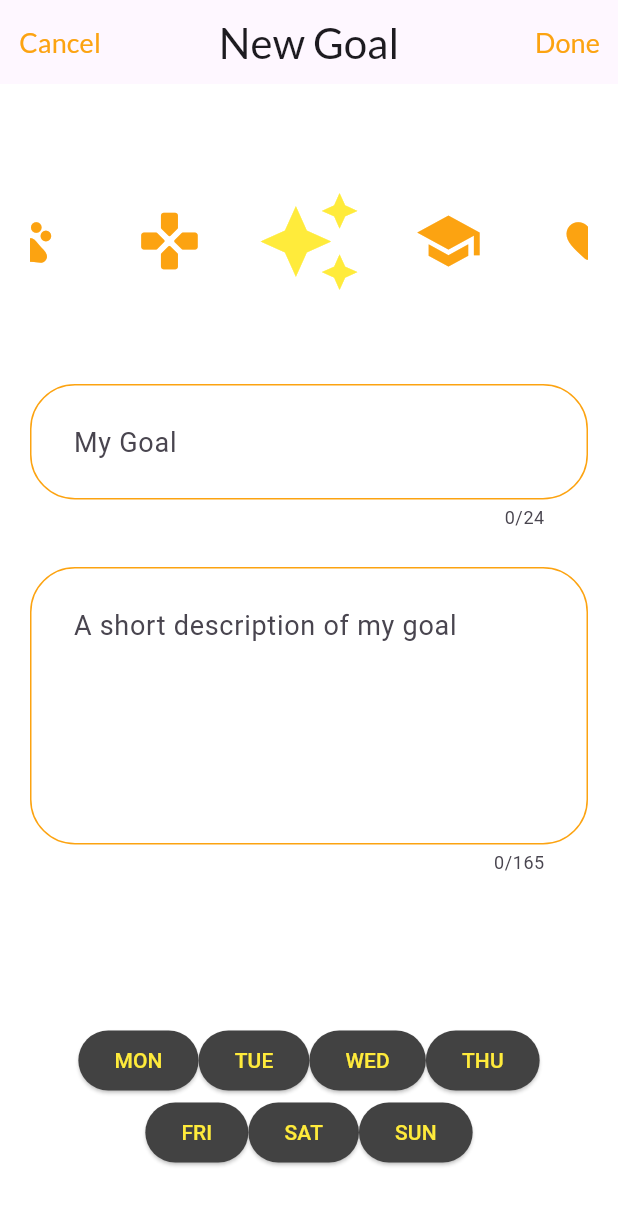
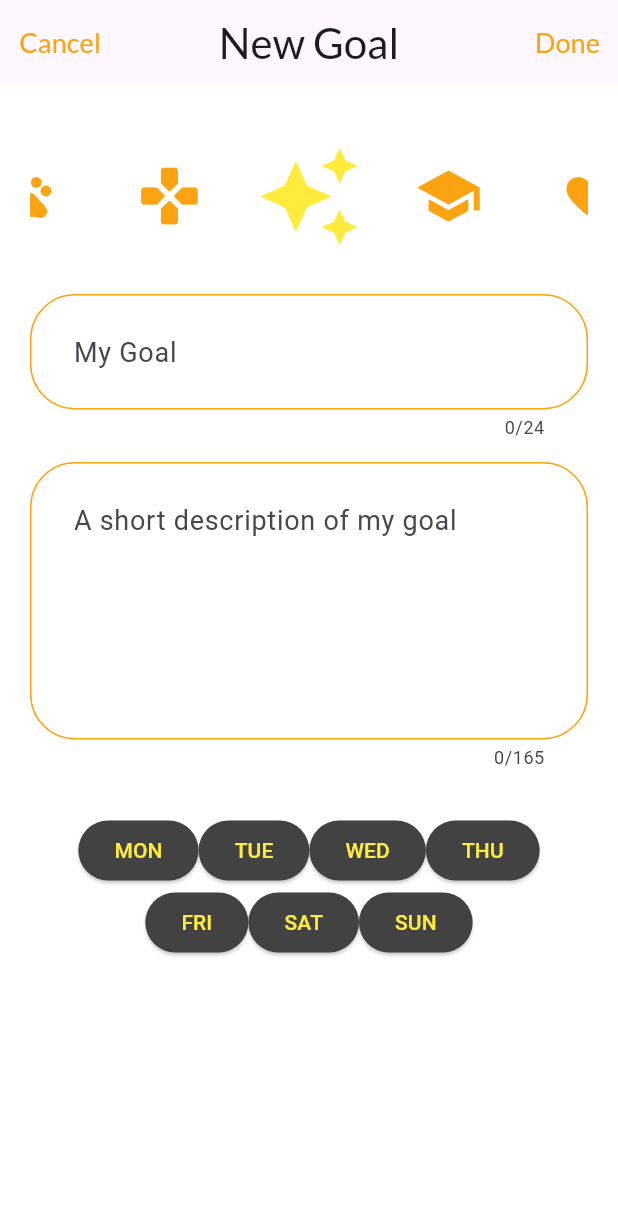
Before and after one commit to ViiSall/Fundamental-of-Mobile-Development, a Flutter app: the screen it shows after launch, after a tap on the "add" icon, on a phone screen of 412 x 824 dp. Shown: the top 1205 px of the screen. Run offline on Flutter 3.47's test engine with Material 3 defaults, Android fonts, the light colour scheme and no system bars; drawn by our look-alikes of carousel_slider; our stand-ins replace firebase_core, firebase_messaging, flutter_heatmap_calendar, flutter_slidable, google_fonts, sqflite; accounts and stored records are empty.

Commit message:
Add some animation on splash and home screens.

```diff
--- /dev/null
+++ b/personal_project/lib/components/bouncing_floating_action_button.dart
@@ -0,0 +1,68 @@
+import 'package:flutter/material.dart';
+
+class BouncingFloatingActionButton extends StatefulWidget {
+  final VoidCallback onPressed;
+  final String tooltip;
+  final IconData icon;
+  final Color backgroundColor;
+
+  const BouncingFloatingActionButton({
+    super.key,
+    required this.onPressed,
+    required this.tooltip,
+    required this.icon,
+    required this.backgroundColor,
+  });
+
+  @override
+  State<BouncingFloatingActionButton> createState() =>
+      _BouncingFloatingActionButtonState();
+}
+
+class _BouncingFloatingActionButtonState
+    extends State<BouncingFloatingActionButton>
+    with SingleTickerProviderStateMixin {
+  late AnimationController _controller;
+  late Animation<double> _animation;
+
+  @override
+  void initState() {
+    super.initState();
+    _controller = AnimationController(
+      vsync: this,
+      duration: const Duration(milliseconds: 300),
+      lowerBound: 0.0,
+      upperBound: 0.1,
+    );
+    _animation = Tween<double>(begin: 0.8, end: 1.1).animate(
+      CurvedAnimation(parent: _controller, curve: Curves.easeInOut),
+    );
+  }
+
+  @override
+  void dispose() {
+    _controller.dispose();
+    super.dispose();
+  }
+
+  @override
+  Widget build(BuildContext context) {
+    return GestureDetector(
+      onTapDown: (_) => _controller.forward(),
+      onTapUp: (_) {
+        _controller.reverse();
+        widget.onPressed();
+      },
+      onTapCancel: () => _controller.reverse(),
+      child: ScaleTransition(
+        scale: _animation,
+        child: FloatingActionButton(
+          onPressed: widget.onPressed,
+          backgroundColor: widget.backgroundColor,
+          tooltip: widget.tooltip,
+          child: Icon(widget.icon, size: 32),
+        ),
+      ),
+    );
+  }
+}
--- a/personal_project/lib/screens/home_screen.dart
+++ b/personal_project/lib/screens/home_screen.dart
@@ -1,5 +1,6 @@
 import 'package:flutter/material.dart';
 import 'package:google_fonts/google_fonts.dart';
+import 'package:personal_project/components/bouncing_floating_action_button.dart';
 import 'package:personal_project/components/goal_list_widget.dart';
 import 'package:personal_project/providers/theme_provider.dart';
 import 'package:personal_project/theme/color_theme.dart';
@@ -14,17 +15,25 @@ class HomeScreen extends StatelessWidget {
 
     return Scaffold(
       appBar: AppBar(
+        elevation: 4,
+        backgroundColor: themeProvider.isDarkMode
+            ? ColorTheme.darkBackground
+            : ColorTheme.secondary,
         title: Text(
           'Today\'s Goals',
-          style: GoogleFonts.lato(fontSize: 28),
+          style: GoogleFonts.lato(
+            fontSize: 24,
+            color: themeProvider.isDarkMode
+                ? ColorTheme.secondary
+                : ColorTheme.darkBackground,
+          ),
         ),
         centerTitle: true,
         leading: IconButton(
-          icon: const Icon(
-            Icons.accessibility_new,
-            size: 32,
-            color: ColorTheme.secondary,
-          ),
+          icon: const Icon(Icons.accessibility_new, size: 28),
+          color: themeProvider.isDarkMode
+              ? ColorTheme.secondary
+              : ColorTheme.darkBackground,
           onPressed: () => Navigator.pushNamed(context, 'MyGoals'),
         ),
         actions: [
@@ -32,29 +41,35 @@ class HomeScreen extends StatelessWidget {
             children: [
               Icon(
                 themeProvider.isDarkMode ? Icons.dark_mode : Icons.light_mode,
-                color: themeProvider.isDarkMode ? ColorTheme.secondary : ColorTheme.secondary,
+                color: themeProvider.isDarkMode
+                    ? ColorTheme.secondary
+                    : ColorTheme.darkBackground,
               ),
               Switch(
                 value: themeProvider.isDarkMode,
-                onChanged: (value) {
-                  themeProvider.toggleTheme(value);
-                },
+                onChanged: themeProvider.toggleTheme,
+                activeColor: ColorTheme.secondary,
+                inactiveThumbColor: ColorTheme.secondary,
+                inactiveTrackColor: ColorTheme.faded,
               ),
             ],
           ),
         ],
       ),
-      body: const GoalsListWidget(weekdayFilter: true),
-      floatingActionButton: SizedBox(
-        height: 60,
-        width: 60,
-        child: FloatingActionButton(
-          onPressed: () => Navigator.pushNamed(context, 'ManageGoal'),
-          backgroundColor: ColorTheme.secondary,
-          child: const Icon(Icons.add, size: 40),
-        ),
+      body: AnimatedContainer(
+        duration: const Duration(milliseconds: 500),
+        curve: Curves.easeInOut,
+        color: themeProvider.isDarkMode
+            ? ColorTheme.darkBackground
+            : ColorTheme.lightBackground,
+        child: const GoalsListWidget(weekdayFilter: true),
       ),
-      backgroundColor: themeProvider.backgroundColor,
+      floatingActionButton: BouncingFloatingActionButton(
+        onPressed: () => Navigator.pushNamed(context, 'ManageGoal'),
+        tooltip: 'Add a new goal',
+        icon: Icons.add,
+        backgroundColor: ColorTheme.secondary,
+      ),
     );
   }
 }
--- a/personal_project/lib/screens/manage_goal_screen.dart
+++ b/personal_project/lib/screens/manage_goal_screen.dart
@@ -57,7 +57,9 @@ class ManageGoalScreen extends StatelessWidget {
       weekdayButtonsWidget.setSelectedDays(goal!.days);
     }
 
-    return Scaffold(
+    return Hero(
+      tag: 'add-goal',
+      child: Scaffold(
         appBar: AppBar(
           title: Text(
             goal == null ? 'New Goal' : 'Edit Goal',
@@ -91,24 +93,25 @@ class ManageGoalScreen extends StatelessWidget {
         body: GestureDetector(
           child: SingleChildScrollView(
             padding: const EdgeInsets.all(20),
+            keyboardDismissBehavior: ScrollViewKeyboardDismissBehavior.onDrag,
             child: Column(
               children: [
-              const SizedBox(height: 50),
+                const SizedBox(height: 20),
                 iconsCarouselWidget,
-              const SizedBox(height: 60),
+                const SizedBox(height: 30),
                 CustomTextFormFieldWidget(
                   controller: nameFieldController,
                   maxLength: 24,
                   hintText: 'My Goal',
                 ),
-              const SizedBox(height: 25),
+                const SizedBox(height: 15),
                 CustomTextFormFieldWidget(
                   controller: descriptionFieldController,
                   maxLength: 165,
                   maxLines: 5,
                   hintText: 'A short description of my goal',
                 ),
-              const SizedBox(height: 100),
+                const SizedBox(height: 30),
                 weekdayButtonsWidget,
               ],
             ),
@@ -118,6 +121,7 @@ class ManageGoalScreen extends StatelessWidget {
           },
         ),
         backgroundColor: themeProvider.backgroundColor,
+      ),
     );
   }
 }
--- a/personal_project/lib/screens/splash_screen.dart
+++ b/personal_project/lib/screens/splash_screen.dart
@@ -12,23 +12,45 @@ class SplashScreen extends StatefulWidget {
 
 class _SplashScreenState extends State<SplashScreen>
     with SingleTickerProviderStateMixin {
+  late AnimationController _controller;
+  late Animation<double> _fadeAnimation;
+  late Animation<double> _scaleAnimation;
+
   @override
   void initState() {
     super.initState();
-    SystemChrome.setEnabledSystemUIMode(SystemUiMode.immersive);
+    SystemChrome.setEnabledSystemUIMode(SystemUiMode.immersive); // set immersive mode
+
+    _controller = AnimationController(
+      duration: const Duration(seconds: 3),
+      vsync: this,
+    );
+
+    _fadeAnimation = Tween<double>(begin: 0, end: 1).animate(
+      CurvedAnimation(parent: _controller, curve: Curves.easeIn),
+    );
+
+    _scaleAnimation = Tween<double>(begin: 0.8, end: 1).animate(
+      CurvedAnimation(parent: _controller, curve: Curves.easeOut),
+    );
+
+    _controller.forward();
+
     Future.delayed(const Duration(seconds: 5), () {
       Navigator.of(context).pushReplacement(
-          MaterialPageRoute(builder: (_) => const HomeScreen()));
+        MaterialPageRoute(builder: (_) => const HomeScreen()),
+      );
     });
   }
 
   @override
   void dispose() {
-    super.dispose();
+    _controller.dispose();
     SystemChrome.setEnabledSystemUIMode(
       SystemUiMode.manual,
       overlays: SystemUiOverlay.values,
     );
+    super.dispose();
   }
 
   @override
@@ -36,9 +58,21 @@ class _SplashScreenState extends State<SplashScreen>
     return Scaffold(
       backgroundColor: ColorTheme.white,
       body: Center(
-        child: Image.asset(
-          'assets/images/habit-tracker.png',
-          width: 450,
+        child: AnimatedBuilder(
+          animation: _controller,
+          builder: (context, child) {
+            return Opacity(
+              opacity: _fadeAnimation.value,
+              child: Transform.scale(
+                scale: _scaleAnimation.value,
+                child: child,
+              ),
+            );
+          },
+          child: Image.asset(
+            'assets/images/habit-tracker.png',
+            width: 450,
+          ),
         ),
       ),
     );
```
Lines whose indentation alone changed are shown as unchanged.
